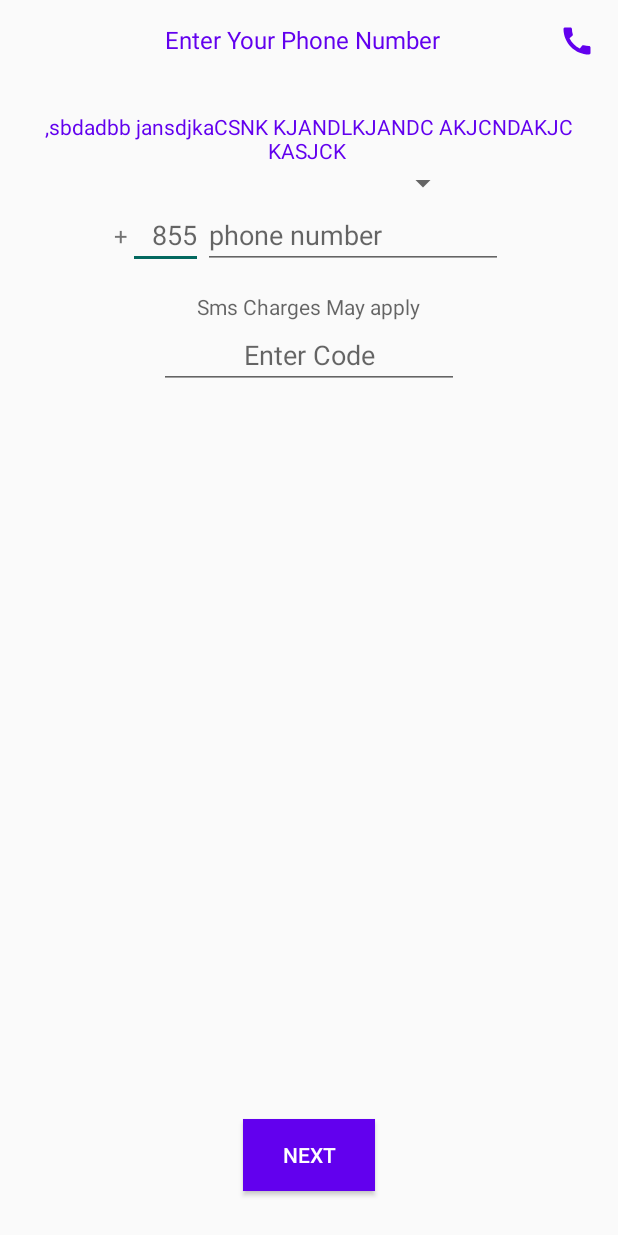
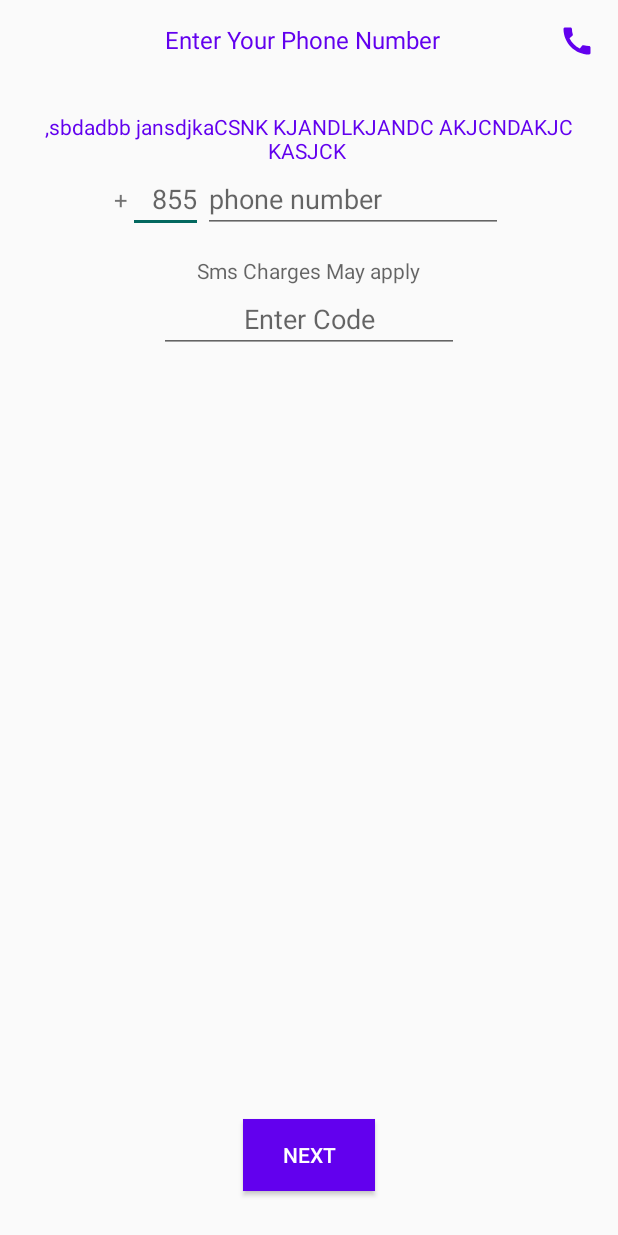
Before and after one commit to wajihasiddiqui/WhatsAppClone, an Android app: the login screen opened directly, with no data from a screen before it, on a phone screen of 412 x 824 dp. Run offline under Robolectric (Android 15) with nearby library versions, the phone set to English and light mode, and no system bars; our stand-ins replace Firebase (no records; nobody signed in at launch, a user with empty details on screens opened directly).

Commit message:
Fix login bugs

```diff
--- a/app/src/main/java/com/example/whatsappclone/auth/login.java
+++ b/app/src/main/java/com/example/whatsappclone/auth/login.java
@@ -1,4 +1,4 @@
-package com.example.whatsappclone.auth;
+ package com.example.whatsappclone.auth;
 
 import androidx.annotation.NonNull;
 import androidx.appcompat.app.AppCompatActivity;
@@ -43,7 +43,7 @@ public class login extends AppCompatActivity {
 
     private ProgressDialog progressDialog;
 
-  //  String[] countery = {"Pakistan","USA","China","other"};
+//  String[] countery = {"Pakistan","USA","China","other"};
 
     @Override
     protected void onCreate(Bundle savedInstanceState) {
@@ -89,6 +89,8 @@ public class login extends AppCompatActivity {
             public void onVerificationCompleted(@NonNull PhoneAuthCredential phoneAuthCredential) {
 
                  Log.d(TAG,"onVerificationComplete: Complete");
+                 signInWithPhoneAuthCredential(phoneAuthCredential);
+                 progressDialog.dismiss();
 
 
             }
--- a/app/src/main/res/layout/activity_login.xml
+++ b/app/src/main/res/layout/activity_login.xml
@@ -65,13 +65,13 @@
 
             </TextView>
 
-            <Spinner
-                android:id="@+id/spinnercountry"
-                android:layout_width="200dp"
-                android:layout_height="wrap_content"
-                >
+<!--            <Spinner-->
+<!--                android:id="@+id/spinnercountry"-->
+<!--                android:layout_width="200dp"-->
+<!--                android:layout_height="wrap_content"-->
+<!--                >-->
 
-            </Spinner>
+<!--            </Spinner>-->
 
             <LinearLayout
                 android:layout_width="match_parent"
```
